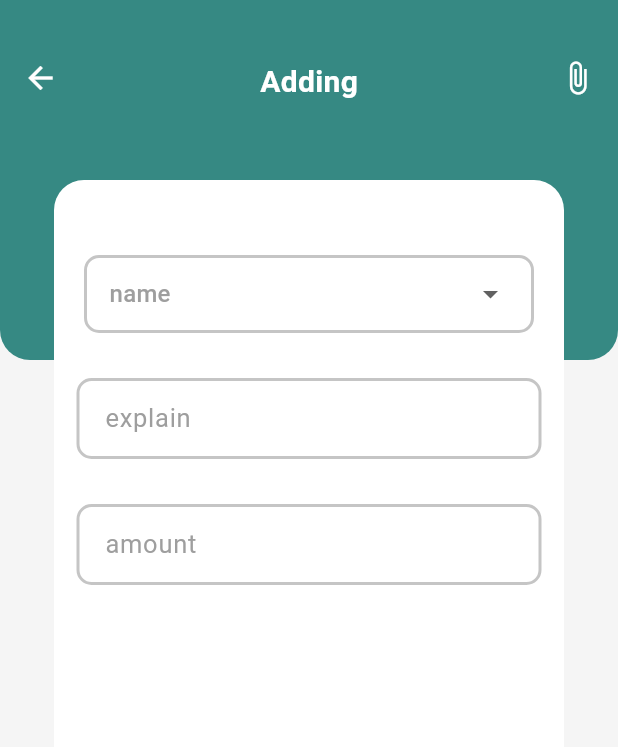
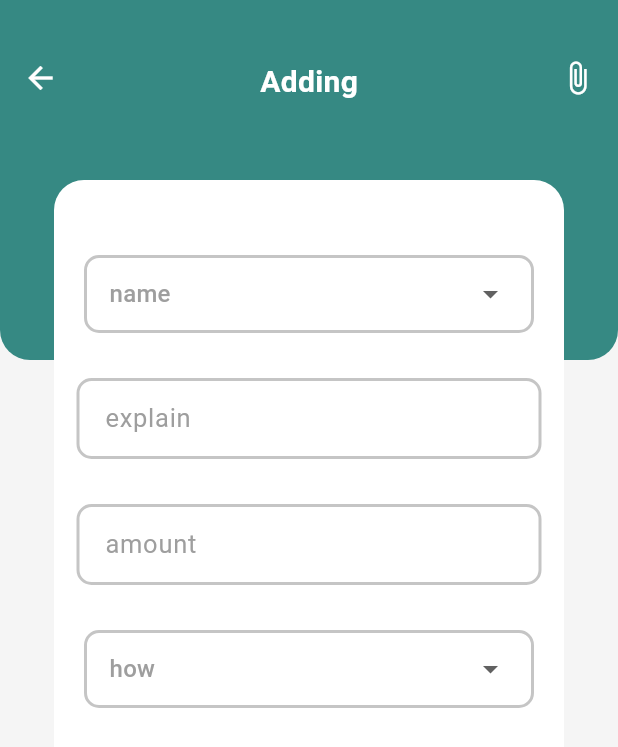
Before and after one commit to ttnppedr/first-finance-app, a Flutter app: the AddScreen screen opened directly, on a phone screen of 412 x 824 dp. Shown: the top 747 px of the screen. Run offline on Flutter 3.47's test engine with Material 3 defaults, Android fonts, the phone set to English and light mode, and no system bars; our stand-ins replace syncfusion_flutter_charts.

Commit message:
Add how in add screen

```diff
--- a/lib/widgets/add.dart
+++ b/lib/widgets/add.dart
@@ -9,6 +9,7 @@ class AddScreen extends StatefulWidget {
 
 class _AddScreenState extends State<AddScreen> {
   String? selectedItem;
+  String? selectedType;
   final TextEditingController explainC = TextEditingController();
   FocusNode ex = FocusNode();
   final TextEditingController amountC = TextEditingController();
@@ -18,6 +19,10 @@ class _AddScreenState extends State<AddScreen> {
     'Transfer',
     'Transportation',
     'Education',
+  ];
+  final List<String> _type = [
+    'Income',
+    'Expense',
   ];
 
   @override
@@ -63,7 +68,63 @@ class _AddScreenState extends State<AddScreen> {
           explain(),
           SizedBox(height: 30),
           amount(),
+          SizedBox(height: 30),
+          how(),
         ],
+      ),
+    );
+  }
+
+  Padding how() {
+    return Padding(
+      padding: EdgeInsets.symmetric(horizontal: 15),
+      child: Container(
+        padding: EdgeInsets.symmetric(horizontal: 15),
+        width: 300,
+        decoration: BoxDecoration(
+          borderRadius: BorderRadius.circular(10),
+          border: Border.all(
+            width: 2,
+            color: Color(0xFFC5C5C5),
+          ),
+        ),
+        child: DropdownButton<String>(
+          value: selectedType,
+          items: _type
+              .map((e) => DropdownMenuItem(
+                    child: Row(
+                      children: [
+                        Text(
+                          e,
+                          style: TextStyle(fontSize: 18),
+                        ),
+                      ],
+                    ),
+                    value: e,
+                  ))
+              .toList(),
+          selectedItemBuilder: (BuildContext context) => _type
+              .map(
+                (e) => Row(
+                  children: [
+                    Text(e),
+                  ],
+                ),
+              )
+              .toList(),
+          hint: Text(
+            'how',
+            style: TextStyle(color: Colors.grey),
+          ),
+          dropdownColor: Colors.white,
+          isExpanded: true,
+          underline: Container(),
+          onChanged: (value) {
+            setState(() {
+              selectedType = value!;
+            });
+          },
+        ),
       ),
     );
   }
```
